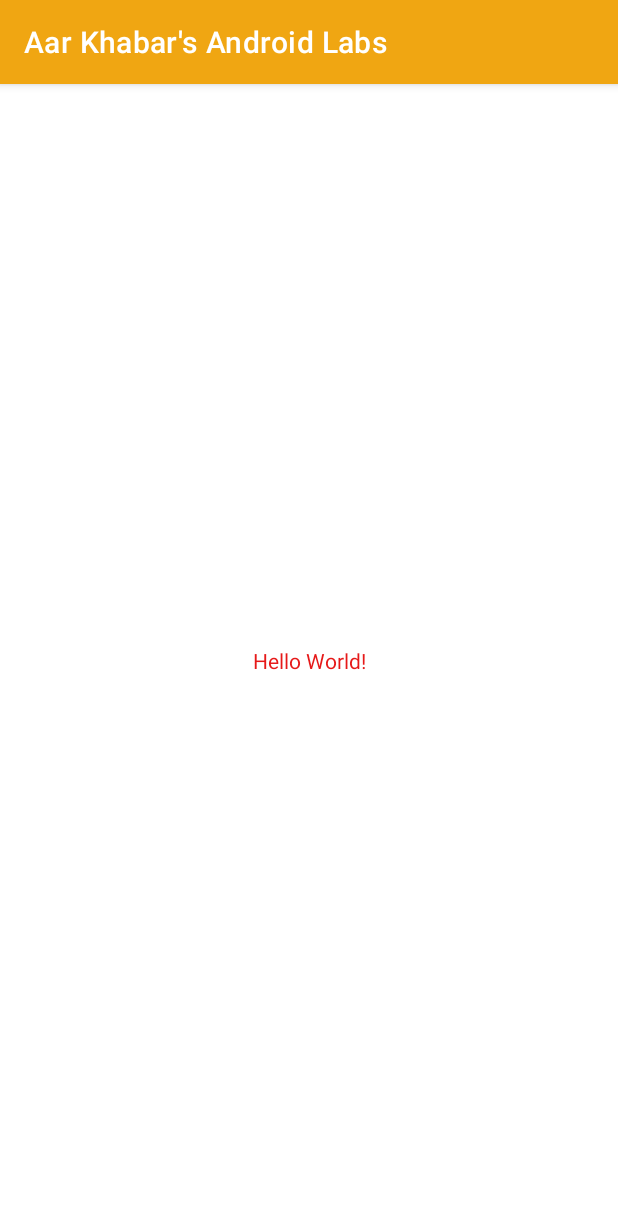
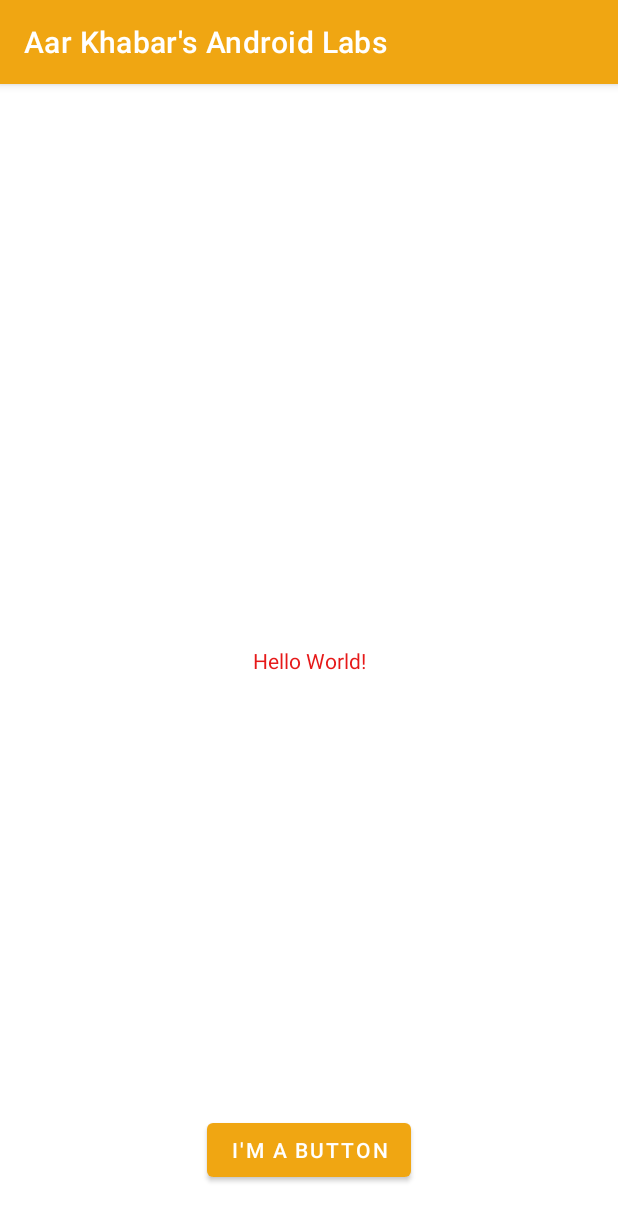
Before and after one commit to AarKhabar/MyAndroidLabs, an Android app: the screen it shows after launch (MainActivity), on a phone screen of 412 x 824 dp. Shown: the top 1221 px of the screen. Run offline under Robolectric (Android 15) with nearby library versions, the phone set to English and light mode, and no system bars.

Commit message:
Third commit: added a button and french language support

```diff
--- a/app/src/main/res/layout/activity_main.xml
+++ b/app/src/main/res/layout/activity_main.xml
@@ -9,10 +9,21 @@
     <TextView
         android:layout_width="wrap_content"
         android:layout_height="wrap_content"
-        android:text="Hello World!"
+        android:text="@string/hello_message"
         app:layout_constraintBottom_toBottomOf="parent"
         app:layout_constraintLeft_toLeftOf="parent"
         app:layout_constraintRight_toRightOf="parent"
         app:layout_constraintTop_toTopOf="parent" />
 
+    <Button
+        android:layout_width="wrap_content"
+        android:layout_height="wrap_content"
+        android:layout_marginBottom="50px"
+        android:text="@string/button_message"
+        app:layout_constraintBottom_toBottomOf="parent"
+        app:layout_constraintEnd_toEndOf="parent"
+        app:layout_constraintHorizontal_bias="0.5"
+        app:layout_constraintStart_toStartOf="parent" />
+
+
 </androidx.constraintlayout.widget.ConstraintLayout>
--- a/app/src/main/res/values/strings.xml
+++ b/app/src/main/res/values/strings.xml
@@ -1,3 +1,5 @@
 <resources>
     <string name="app_name">Aar Khabar\'s Android Labs</string>
+    <string name="hello_message">Hello World!</string>
+    <string name="button_message">I\'m a button</string>
 </resources>
```
Also changed, not shown: 1 other file.
